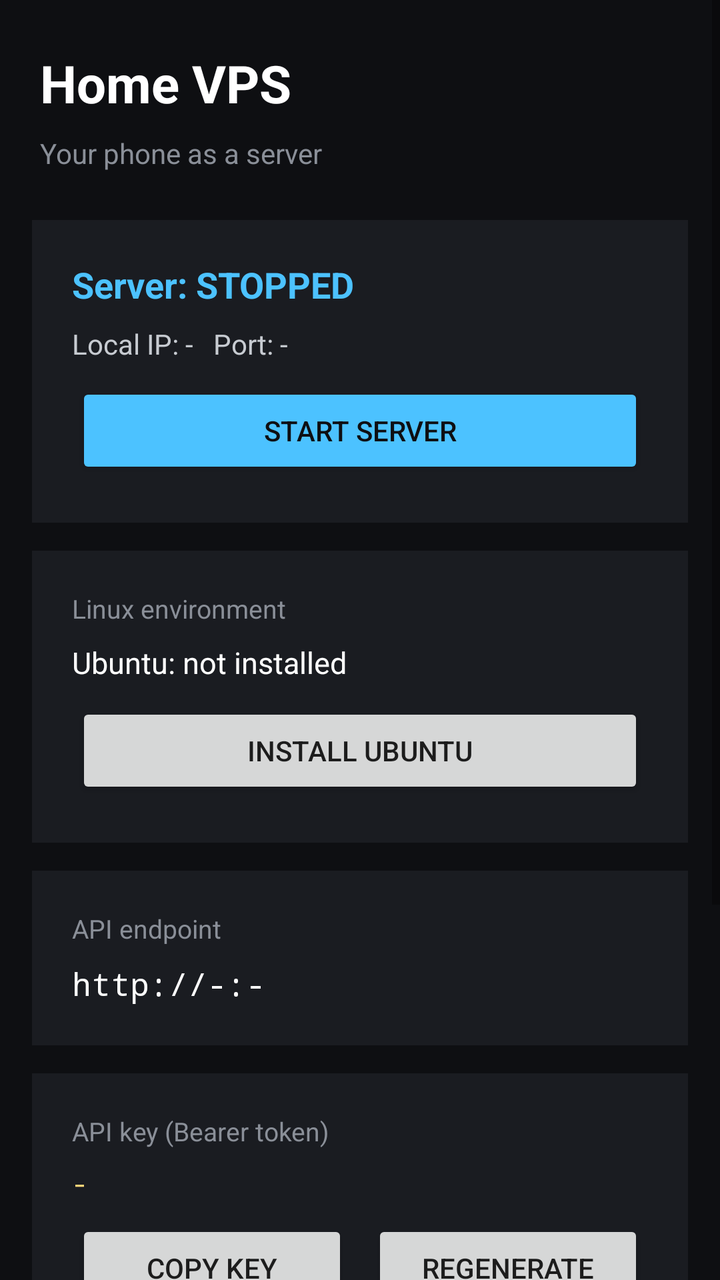
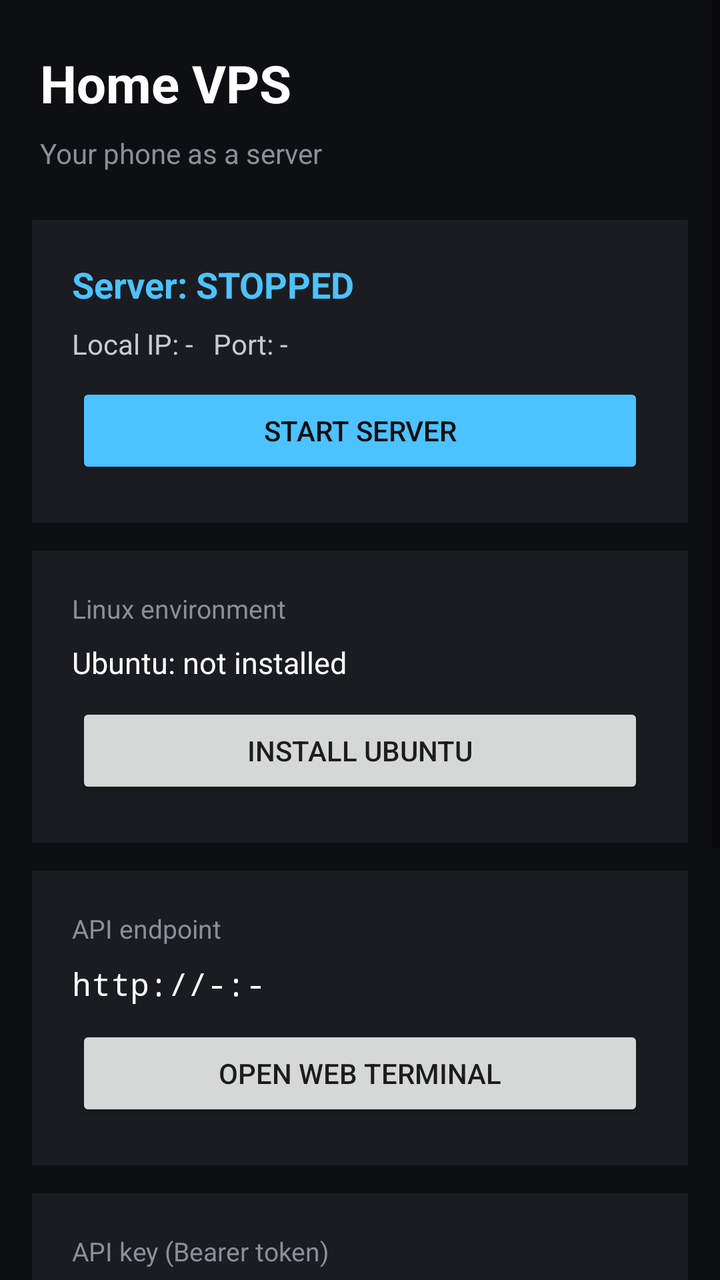

The first picture is an Android layout as it rendered before a commit; the second is the same layout after the commit. The layout source and the unified diff follow.
<!-- AndroidManifest.xml: application theme android:Theme.Material.Light.DarkActionBar -->
<!-- res/layout/activity_main.xml -->
<?xml version="1.0" encoding="utf-8"?>
<ScrollView xmlns:android="http://schemas.android.com/apk/res/android"
    android:layout_width="match_parent"
    android:layout_height="match_parent"
    android:background="#0E0F12"
    android:fillViewport="true">

    <LinearLayout
        android:layout_width="match_parent"
        android:layout_height="wrap_content"
        android:orientation="vertical"
        android:paddingLeft="16dp"
        android:paddingRight="16dp"
        android:paddingTop="20dp"
        android:paddingBottom="28dp">

        <TextView
            android:layout_width="wrap_content"
            android:layout_height="wrap_content"
            android:layout_margin="4dp"
            android:text="Home VPS"
            android:textColor="#FFFFFF"
            android:textSize="26sp"
            android:textStyle="bold" />

        <TextView
            android:layout_width="wrap_content"
            android:layout_height="wrap_content"
            android:layout_margin="4dp"
            android:text="Your phone as a server"
            android:textColor="#8A8F98"
            android:textSize="14sp" />

        
        <LinearLayout
            android:layout_width="match_parent"
            android:layout_height="wrap_content"
            android:layout_marginTop="20dp"
            android:background="#1A1C21"
            android:orientation="vertical"
            android:padding="16dp">

            <TextView
                android:id="@+id/statusText"
                android:layout_width="wrap_content"
                android:layout_height="wrap_content"
                android:layout_margin="4dp"
                android:text="Server: STOPPED"
                android:textColor="#4CC2FF"
                android:textSize="18sp"
                android:textStyle="bold" />

            <TextView
                android:id="@+id/ipText"
                android:layout_width="wrap_content"
                android:layout_height="wrap_content"
                android:layout_margin="4dp"
                android:text="Local IP: -   Port: -"
                android:textColor="#C7CBD1"
                android:textSize="14sp" />

            <Button
                android:id="@+id/toggleButton"
                android:layout_width="match_parent"
                android:layout_height="wrap_content"
                android:layout_margin="6dp"
                android:text="Start server"
                android:textColor="#0E0F12"
                android:backgroundTint="#4CC2FF" />
        </LinearLayout>

        
        <LinearLayout
            android:layout_width="match_parent"
            android:layout_height="wrap_content"
            android:layout_marginTop="14dp"
            android:background="#1A1C21"
            android:orientation="vertical"
            android:padding="16dp">

            <TextView
                android:layout_width="wrap_content"
                android:layout_height="wrap_content"
                android:layout_margin="4dp"
                android:text="Linux environment"
                android:textColor="#8A8F98"
                android:textSize="13sp" />

            <TextView
                android:id="@+id/linuxStatusText"
                android:layout_width="match_parent"
                android:layout_height="wrap_content"
                android:layout_margin="4dp"
                android:text="Ubuntu: not installed"
                android:textColor="#FFFFFF"
                android:textSize="15sp" />

            <Button
                android:id="@+id/installLinuxButton"
                android:layout_width="match_parent"
                android:layout_height="wrap_content"
                android:layout_margin="6dp"
                android:text="Install Ubuntu" />
        </LinearLayout>

        
        <LinearLayout
            android:layout_width="match_parent"
            android:layout_height="wrap_content"
            android:layout_marginTop="14dp"
            android:background="#1A1C21"
            android:orientation="vertical"
            android:padding="16dp">

            <TextView
                android:layout_width="wrap_content"
                android:layout_height="wrap_content"
                android:layout_margin="4dp"
                android:text="API endpoint"
                android:textColor="#8A8F98"
                android:textSize="13sp" />

            <TextView
                android:id="@+id/endpointText"
                android:layout_width="match_parent"
                android:layout_height="wrap_content"
                android:layout_margin="4dp"
                android:text="http://-:-"
                android:textColor="#FFFFFF"
                android:textSize="16sp"
                android:fontFamily="monospace" />
        </LinearLayout>

        
        <LinearLayout
            android:layout_width="match_parent"
            android:layout_height="wrap_content"
            android:layout_marginTop="14dp"
            android:background="#1A1C21"
            android:orientation="vertical"
            android:padding="16dp">

            <TextView
                android:layout_width="wrap_content"
                android:layout_height="wrap_content"
                android:layout_margin="4dp"
                android:text="API key (Bearer token)"
                android:textColor="#8A8F98"
                android:textSize="13sp" />

            <TextView
                android:id="@+id/keyText"
                android:layout_width="match_parent"
                android:layout_height="wrap_content"
                android:layout_margin="4dp"
                android:text="-"
                android:textColor="#FFD479"
                android:textSize="13sp"
                android:fontFamily="monospace" />

            <LinearLayout
                android:layout_width="match_parent"
                android:layout_height="wrap_content"
                android:orientation="horizontal">

                <Button
                    android:id="@+id/copyKeyButton"
                    android:layout_width="0dp"
                    android:layout_height="wrap_content"
                    android:layout_weight="1"
                    android:layout_margin="6dp"
                    android:text="Copy key" />

                <Button
                    android:id="@+id/regenKeyButton"
                    android:layout_width="0dp"
                    android:layout_height="wrap_content"
                    android:layout_weight="1"
                    android:layout_margin="6dp"
                    android:text="Regenerate" />
            </LinearLayout>
        </LinearLayout>

        
        <LinearLayout
            android:layout_width="match_parent"
            android:layout_height="wrap_content"
            android:layout_marginTop="14dp"
            android:background="#1A1C21"
            android:orientation="vertical"
            android:padding="16dp">

            <LinearLayout
                android:layout_width="match_parent"
                android:layout_height="wrap_content"
                android:orientation="horizontal"
                android:gravity="center_vertical">

                <TextView
                    android:layout_width="0dp"
                    android:layout_height="wrap_content"
                    android:layout_weight="1"
                    android:layout_margin="4dp"
                    android:text="Auto-start on reboot"
                    android:textColor="#FFFFFF"
                    android:textSize="15sp" />

                <Switch
                    android:id="@+id/autostartSwitch"
                    android:layout_width="wrap_content"
                    android:layout_height="wrap_content"
                    android:layout_margin="4dp" />
            </LinearLayout>

            <Button
                android:id="@+id/batteryButton"
                android:layout_width="match_parent"
                android:layout_height="wrap_content"
                android:layout_margin="6dp"
                android:text="Allow unrestricted battery" />
        </LinearLayout>

        <TextView
            android:layout_width="match_parent"
            android:layout_height="wrap_content"
            android:layout_margin="6dp"
            android:layout_marginTop="16dp"
            android:text="Tip: on Xiaomi / Realme / Oppo phones, also enable Autostart for this app in the system settings, or the server will not restart after reboot."
            android:textColor="#6B7078"
            android:textSize="12sp" />
    </LinearLayout>
</ScrollView>
<!-- resources referenced by this layout -->
<resources>

</resources>

<!-- the commit's change to res/layout/activity_main.xml (unified diff, before → after) -->
@@ -129,6 +129,13 @@
                 android:textColor="#FFFFFF"
                 android:textSize="16sp"
                 android:fontFamily="monospace" />
+
+            <Button
+                android:id="@+id/terminalButton"
+                android:layout_width="match_parent"
+                android:layout_height="wrap_content"
+                android:layout_margin="6dp"
+                android:text="Open web terminal" />
         </LinearLayout>
 
         
